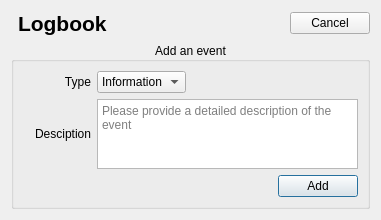
First picture: the form in TripleReg/dialogaddeven.ui, repository ziemastz/SL, before the edit.
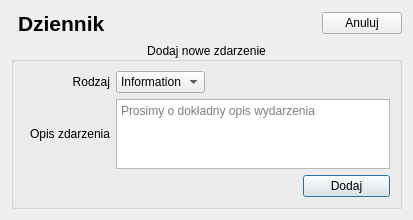
Second picture: the form after the edit. Icons and pictures are not drawn.

```diff
--- a/TripleReg/dialogaddeven.ui
+++ b/TripleReg/dialogaddeven.ui
@@ -6,8 +6,8 @@
    <rect>
     <x>0</x>
     <y>0</y>
-    <width>381</width>
-    <height>218</height>
+    <width>413</width>
+    <height>215</height>
    </rect>
   </property>
   <property name="windowTitle">
@@ -41,7 +41,7 @@
      <item row="0" column="4" rowspan="2">
       <widget class="QPushButton" name="cancel_pushButton">
        <property name="text">
-        <string>Cancel</string>
+        <string>Anuluj</string>
        </property>
        <property name="autoDefault">
         <bool>false</bool>
@@ -58,7 +58,7 @@
         </font>
        </property>
        <property name="text">
-        <string>Logbook</string>
+        <string>Dziennik</string>
        </property>
        <property name="alignment">
         <set>Qt::AlignBottom|Qt::AlignLeading|Qt::AlignLeft</set>
@@ -83,7 +83,7 @@
    <item row="1" column="0">
     <widget class="QGroupBox" name="groupBox">
      <property name="title">
-      <string>Add an event</string>
+      <string>Dodaj nowe zdarzenie</string>
      </property>
      <property name="alignment">
       <set>Qt::AlignCenter</set>
@@ -92,7 +92,7 @@
       <item row="0" column="0">
        <widget class="QLabel" name="label">
         <property name="text">
-         <string>Type</string>
+         <string>Rodzaj</string>
         </property>
         <property name="alignment">
          <set>Qt::AlignRight|Qt::AlignTrailing|Qt::AlignVCenter</set>
@@ -139,7 +139,7 @@
       <item row="1" column="0">
        <widget class="QLabel" name="label_3">
         <property name="text">
-         <string>Desciption</string>
+         <string>Opis zdarzenia</string>
         </property>
         <property name="alignment">
          <set>Qt::AlignRight|Qt::AlignTrailing|Qt::AlignVCenter</set>
@@ -149,7 +149,7 @@
       <item row="1" column="1" colspan="3">
        <widget class="QPlainTextEdit" name="desciption_plainTextEdit">
         <property name="placeholderText">
-         <string>Please provide a detailed description of the event</string>
+         <string>Prosimy o dokładny opis wydarzenia</string>
         </property>
        </widget>
       </item>
@@ -169,7 +169,7 @@
       <item row="2" column="3">
        <widget class="QPushButton" name="add_pushButton">
         <property name="text">
-         <string>Add</string>
+         <string>Dodaj</string>
         </property>
        </widget>
       </item>
```
